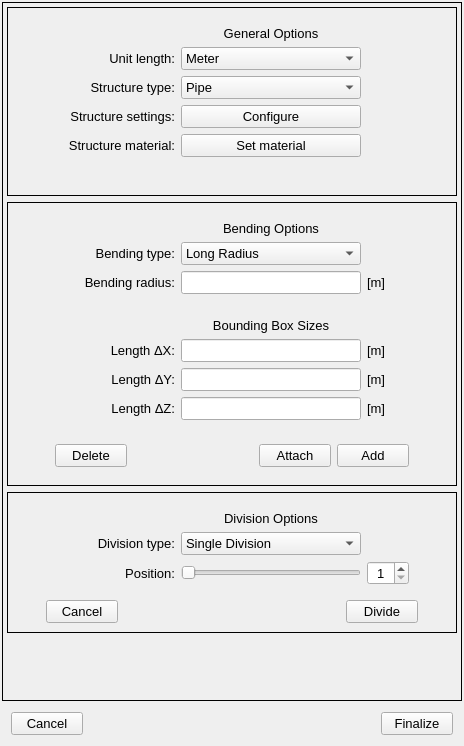
open-pulse/OpenPulse, file pulse/interface/data/ui_files/model/geometry/geometry_designer_widget.ui: the form before one commit.
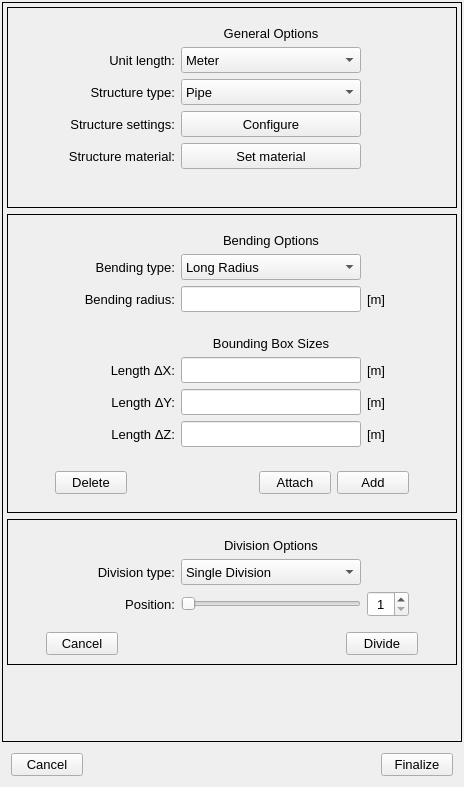
The form after the commit.

Commit message: Control the Division options frame visibility based on the structure type

```diff
--- a/pulse/interface/data/ui_files/model/geometry/geometry_designer_widget.ui
+++ b/pulse/interface/data/ui_files/model/geometry/geometry_designer_widget.ui
@@ -7,7 +7,7 @@
     <x>0</x>
     <y>0</y>
     <width>464</width>
-    <height>746</height>
+    <height>787</height>
    </rect>
   </property>
   <property name="windowTitle">
@@ -46,7 +46,7 @@
         <x>0</x>
         <y>0</y>
         <width>458</width>
-        <height>696</height>
+        <height>737</height>
        </rect>
       </property>
       <layout class="QGridLayout" name="gridLayout_4">
@@ -170,13 +170,13 @@
                <property name="minimumSize">
                 <size>
                  <width>180</width>
-                 <height>0</height>
+                 <height>26</height>
                 </size>
                </property>
                <property name="maximumSize">
                 <size>
                  <width>180</width>
-                 <height>16777215</height>
+                 <height>26</height>
                 </size>
                </property>
                <property name="minimum">
@@ -195,13 +195,13 @@
                <property name="minimumSize">
                 <size>
                  <width>120</width>
-                 <height>0</height>
+                 <height>26</height>
                 </size>
                </property>
                <property name="maximumSize">
                 <size>
                  <width>120</width>
-                 <height>16777215</height>
+                 <height>26</height>
                 </size>
                </property>
                <property name="font">
@@ -239,13 +239,13 @@
                <property name="minimumSize">
                 <size>
                  <width>180</width>
-                 <height>0</height>
+                 <height>26</height>
                 </size>
                </property>
                <property name="maximumSize">
                 <size>
                  <width>180</width>
-                 <height>16777215</height>
+                 <height>26</height>
                 </size>
                </property>
                <property name="font">
@@ -270,13 +270,13 @@
                <property name="minimumSize">
                 <size>
                  <width>120</width>
-                 <height>0</height>
+                 <height>26</height>
                 </size>
                </property>
                <property name="maximumSize">
                 <size>
                  <width>120</width>
-                 <height>16777215</height>
+                 <height>26</height>
                 </size>
                </property>
                <property name="font">
@@ -297,13 +297,13 @@
                <property name="minimumSize">
                 <size>
                  <width>42</width>
-                 <height>0</height>
+                 <height>26</height>
                 </size>
                </property>
                <property name="maximumSize">
                 <size>
                  <width>42</width>
-                 <height>16777215</height>
+                 <height>26</height>
                 </size>
                </property>
                <property name="font">
@@ -477,13 +477,13 @@
                <property name="minimumSize">
                 <size>
                  <width>180</width>
-                 <height>0</height>
+                 <height>26</height>
                 </size>
                </property>
                <property name="maximumSize">
                 <size>
                  <width>180</width>
-                 <height>16777215</height>
+                 <height>26</height>
                 </size>
                </property>
                <property name="font">
@@ -566,13 +566,13 @@
                <property name="minimumSize">
                 <size>
                  <width>120</width>
-                 <height>0</height>
+                 <height>26</height>
                 </size>
                </property>
                <property name="maximumSize">
                 <size>
                  <width>120</width>
-                 <height>16777215</height>
+                 <height>26</height>
                 </size>
                </property>
                <property name="font">
@@ -617,13 +617,13 @@
                <property name="minimumSize">
                 <size>
                  <width>180</width>
-                 <height>0</height>
+                 <height>26</height>
                 </size>
                </property>
                <property name="maximumSize">
                 <size>
                  <width>180</width>
-                 <height>16777215</height>
+                 <height>26</height>
                 </size>
                </property>
                <property name="font">
@@ -641,13 +641,13 @@
                <property name="minimumSize">
                 <size>
                  <width>120</width>
-                 <height>0</height>
+                 <height>26</height>
                 </size>
                </property>
                <property name="maximumSize">
                 <size>
                  <width>120</width>
-                 <height>16777215</height>
+                 <height>26</height>
                 </size>
                </property>
                <property name="font">
@@ -668,13 +668,13 @@
                <property name="minimumSize">
                 <size>
                  <width>120</width>
-                 <height>0</height>
+                 <height>26</height>
                 </size>
                </property>
                <property name="maximumSize">
                 <size>
                  <width>120</width>
-                 <height>16777215</height>
+                 <height>26</height>
                 </size>
                </property>
                <property name="font">
@@ -695,13 +695,13 @@
                <property name="minimumSize">
                 <size>
                  <width>180</width>
-                 <height>0</height>
+                 <height>26</height>
                 </size>
                </property>
                <property name="maximumSize">
                 <size>
                  <width>180</width>
-                 <height>16777215</height>
+                 <height>26</height>
                 </size>
                </property>
                <property name="font">
@@ -768,13 +768,13 @@
                <property name="minimumSize">
                 <size>
                  <width>120</width>
-                 <height>0</height>
+                 <height>26</height>
                 </size>
                </property>
                <property name="maximumSize">
                 <size>
                  <width>120</width>
-                 <height>16777215</height>
+                 <height>26</height>
                 </size>
                </property>
                <property name="font">
@@ -812,13 +812,13 @@
                <property name="minimumSize">
                 <size>
                  <width>180</width>
-                 <height>0</height>
+                 <height>26</height>
                 </size>
                </property>
                <property name="maximumSize">
                 <size>
                  <width>180</width>
-                 <height>16777215</height>
+                 <height>26</height>
                 </size>
                </property>
                <property name="font">
@@ -836,13 +836,13 @@
                <property name="minimumSize">
                 <size>
                  <width>180</width>
-                 <height>0</height>
+                 <height>26</height>
                 </size>
                </property>
                <property name="maximumSize">
                 <size>
                  <width>180</width>
-                 <height>16777215</height>
+                 <height>26</height>
                 </size>
                </property>
                <property name="font">
@@ -877,13 +877,13 @@
                <property name="minimumSize">
                 <size>
                  <width>120</width>
-                 <height>0</height>
+                 <height>26</height>
                 </size>
                </property>
                <property name="maximumSize">
                 <size>
                  <width>120</width>
-                 <height>16777215</height>
+                 <height>26</height>
                 </size>
                </property>
                <property name="font">
@@ -954,13 +954,13 @@
                <property name="minimumSize">
                 <size>
                  <width>180</width>
-                 <height>0</height>
+                 <height>26</height>
                 </size>
                </property>
                <property name="maximumSize">
                 <size>
                  <width>180</width>
-                 <height>1677215</height>
+                 <height>26</height>
                 </size>
                </property>
                <property name="font">
@@ -978,13 +978,13 @@
                <property name="minimumSize">
                 <size>
                  <width>120</width>
-                 <height>0</height>
+                 <height>26</height>
                 </size>
                </property>
                <property name="maximumSize">
                 <size>
                  <width>120</width>
-                 <height>16777215</height>
+                 <height>26</height>
                 </size>
                </property>
                <property name="font">
@@ -1005,13 +1005,13 @@
                <property name="minimumSize">
                 <size>
                  <width>120</width>
-                 <height>0</height>
+                 <height>26</height>
                 </size>
                </property>
                <property name="maximumSize">
                 <size>
                  <width>120</width>
-                 <height>16777215</height>
+                 <height>26</height>
                 </size>
                </property>
                <property name="font">
@@ -1056,13 +1056,13 @@
                <property name="minimumSize">
                 <size>
                  <width>180</width>
-                 <height>0</height>
+                 <height>26</height>
                 </size>
                </property>
                <property name="maximumSize">
                 <size>
                  <width>180</width>
-                 <height>1677215</height>
+                 <height>26</height>
                 </size>
                </property>
                <property name="font">
@@ -1086,13 +1086,13 @@
                <property name="minimumSize">
                 <size>
                  <width>180</width>
-                 <height>0</height>
+                 <height>26</height>
                 </size>
                </property>
                <property name="maximumSize">
                 <size>
                  <width>180</width>
-                 <height>1677215</height>
+                 <height>26</height>
                 </size>
                </property>
                <property name="font">
@@ -1122,13 +1122,13 @@
                <property name="minimumSize">
                 <size>
                  <width>120</width>
-                 <height>0</height>
+                 <height>26</height>
                 </size>
                </property>
                <property name="maximumSize">
                 <size>
                  <width>120</width>
-                 <height>16777215</height>
+                 <height>26</height>
                 </size>
                </property>
                <property name="font">
@@ -1155,13 +1155,13 @@
                <property name="minimumSize">
                 <size>
                  <width>180</width>
-                 <height>0</height>
+                 <height>26</height>
                 </size>
                </property>
                <property name="maximumSize">
                 <size>
                  <width>180</width>
-                 <height>1677215</height>
+                 <height>26</height>
                 </size>
                </property>
                <property name="font">
@@ -1248,13 +1248,13 @@
                <property name="minimumSize">
                 <size>
                  <width>120</width>
-                 <height>0</height>
+                 <height>26</height>
                 </size>
                </property>
                <property name="maximumSize">
                 <size>
                  <width>120</width>
-                 <height>16777215</height>
+                 <height>26</height>
                 </size>
                </property>
                <property name="font">
```
Left out of the diff: 2 changed lines with no effect on the pictures. The commit also changes 1 other file.
